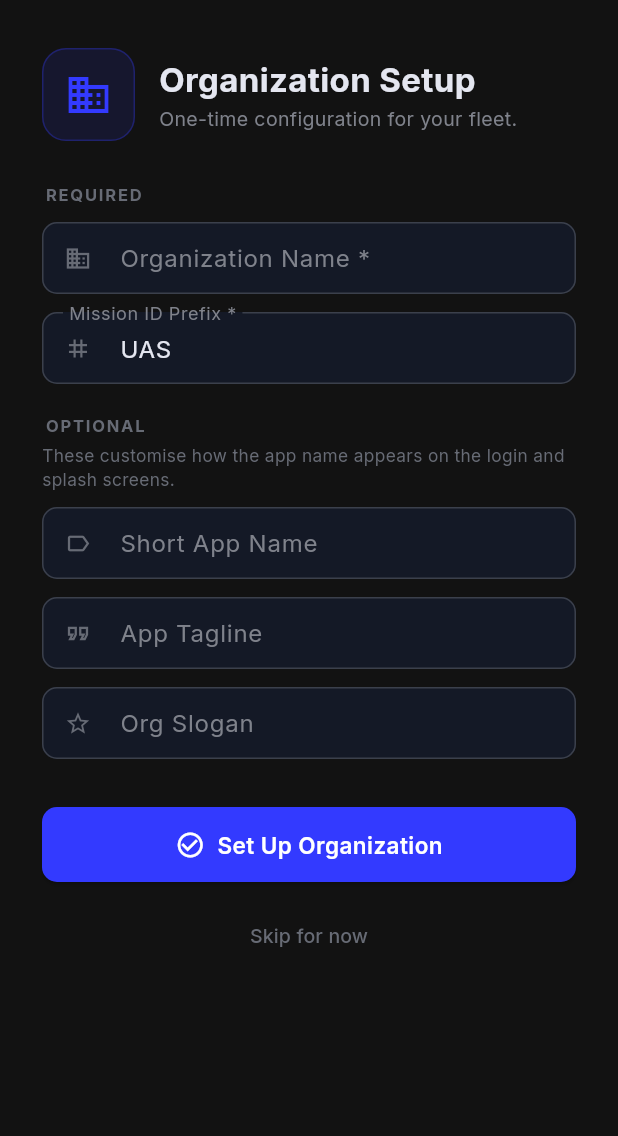
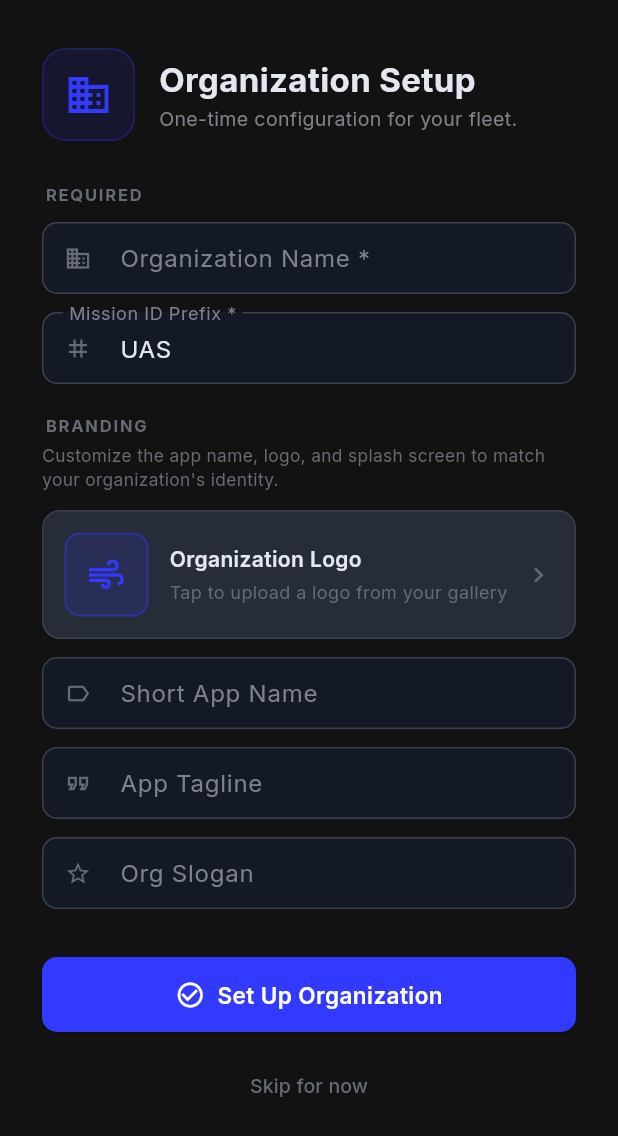
Before and after one commit to duasict/DUAS-FMS, a Flutter app: the screen it shows after launch, after a tap on "Set it up first", on a phone screen of 412 x 824 dp. Shown: the top 1136 px of the screen. Run offline on Flutter 3.47's test engine with Material 3 defaults, Android fonts, the phone set to English and light mode, and no system bars; our stand-ins replace connectivity_plus, flutter_local_notifications, flutter_map, flutter_secure_storage, geolocator, google_fonts and 11 more; missing offline and left inert: google_mlkit_face_detection, google_mlkit_text_recognition, shelf_router, tflite_flutter; accounts and stored records are empty.

Commit message:
feat: full OEM whitelabel — org name, logo, and app name replace all DUAS branding

```diff
--- a/lib/providers/org_settings_provider.dart
+++ b/lib/providers/org_settings_provider.dart
@@ -17,6 +17,7 @@ class OrgSettingsProvider extends ChangeNotifier {
   String get tagline       => _settings.tagline;
   String get missionPrefix => _settings.missionPrefix;
   String get slogan        => _settings.slogan;
+  String get logoPath      => _settings.logoPath;
 
   Future<void> load() async {
     _configured = await OrgSettingsService.isConfigured();
--- a/lib/screens/login_screen.dart
+++ b/lib/screens/login_screen.dart
@@ -8,6 +8,7 @@ import '../providers/org_settings_provider.dart';
 import '../providers/user_profile_provider.dart';
 import '../services/supabase_service.dart';
 import '../theme/app_theme.dart';
+import '../widgets/org_logo.dart';
 import 'main_navigation.dart';
 import 'onboarding/org_setup_screen.dart';
 import 'onboarding/sign_up_screen.dart';
@@ -220,16 +221,7 @@ class _LoginScreenState extends State<LoginScreen> {
 
               // App logo & branding
               Row(children: [
-                Container(
-                  padding: const EdgeInsets.all(14),
-                  decoration: BoxDecoration(
-                    color: AppColors.primary.withValues(alpha: 0.15),
-                    borderRadius: BorderRadius.circular(16),
-                    border: Border.all(
-                        color: AppColors.primary.withValues(alpha: 0.35)),
-                  ),
-                  child: const Icon(Icons.air, color: AppColors.primary, size: 36),
-                ),
+                const OrgLogo(size: 64, circular: false),
                 const SizedBox(width: 16),
                 Column(
                   crossAxisAlignment: CrossAxisAlignment.start,
--- a/lib/screens/onboarding/org_setup_screen.dart
+++ b/lib/screens/onboarding/org_setup_screen.dart
@@ -1,8 +1,12 @@
+import 'dart:io';
 import 'package:flutter/material.dart';
+import 'package:image_picker/image_picker.dart';
+import 'package:path_provider/path_provider.dart';
 import 'package:provider/provider.dart';
 import '../../providers/org_settings_provider.dart';
 import '../../services/org_settings_service.dart';
 import '../../theme/app_theme.dart';
+import '../../widgets/org_logo.dart';
 import '../login_screen.dart';
 
 /// First-run wizard (or Settings edit) for configuring the deploying organization.
@@ -24,7 +28,8 @@ class _OrgSetupScreenState extends State<OrgSetupScreen> {
   final _prefixCtrl    = TextEditingController();
   final _taglineCtrl   = TextEditingController();
   final _sloganCtrl    = TextEditingController();
-  bool  _isSaving      = false;
+  String _logoPath     = '';
+  bool   _isSaving     = false;
 
   @override
   void initState() {
@@ -35,11 +40,15 @@ class _OrgSetupScreenState extends State<OrgSetupScreen> {
   Future<void> _prefill() async {
     final s = await OrgSettingsService.load();
     final d = OrgSettings.defaults;
-    _orgNameCtrl.text = s.orgName   != d.orgName       ? s.orgName       : '';
-    _appNameCtrl.text = s.appName   != d.appName       ? s.appName       : '';
-    _prefixCtrl.text  = s.missionPrefix;
-    _taglineCtrl.text = s.tagline   != d.tagline       ? s.tagline       : '';
-    _sloganCtrl.text  = s.slogan    != d.slogan        ? s.slogan        : '';
+    if (!mounted) return;
+    setState(() {
+      _orgNameCtrl.text = s.orgName   != d.orgName   ? s.orgName   : '';
+      _appNameCtrl.text = s.appName   != d.appName   ? s.appName   : '';
+      _prefixCtrl.text  = s.missionPrefix;
+      _taglineCtrl.text = s.tagline   != d.tagline   ? s.tagline   : '';
+      _sloganCtrl.text  = s.slogan    != d.slogan    ? s.slogan    : '';
+      _logoPath         = s.logoPath;
+    });
   }
 
   @override
@@ -52,22 +61,36 @@ class _OrgSetupScreenState extends State<OrgSetupScreen> {
     super.dispose();
   }
 
+  Future<void> _pickLogo() async {
+    final picked = await ImagePicker()
+        .pickImage(source: ImageSource.gallery, maxWidth: 512, maxHeight: 512);
+    if (picked == null || !mounted) return;
+
+    // Copy to app documents directory so the path survives cache clears.
+    final dir  = await getApplicationDocumentsDirectory();
+    final dest = File('${dir.path}/org_logo.png');
+    await File(picked.path).copy(dest.path);
+
+    setState(() => _logoPath = dest.path);
+  }
+
   Future<void> _save() async {
     if (!(_formKey.currentState?.validate() ?? false)) return;
     setState(() => _isSaving = true);
 
     final d = OrgSettings.defaults;
     final settings = OrgSettings(
-      orgName:       _orgNameCtrl.text.trim().isNotEmpty
+      orgName: _orgNameCtrl.text.trim().isNotEmpty
           ? _orgNameCtrl.text.trim() : d.orgName,
-      appName:       _appNameCtrl.text.trim().isNotEmpty
+      appName: _appNameCtrl.text.trim().isNotEmpty
           ? _appNameCtrl.text.trim() : d.appName,
       missionPrefix: _prefixCtrl.text.trim().toUpperCase().isNotEmpty
           ? _prefixCtrl.text.trim().toUpperCase() : d.missionPrefix,
-      tagline:       _taglineCtrl.text.trim().isNotEmpty
+      tagline: _taglineCtrl.text.trim().isNotEmpty
           ? _taglineCtrl.text.trim() : d.tagline,
-      slogan:        _sloganCtrl.text.trim().isNotEmpty
+      slogan: _sloganCtrl.text.trim().isNotEmpty
           ? _sloganCtrl.text.trim() : d.slogan,
+      logoPath: _logoPath,
     );
 
     if (!mounted) return;
@@ -101,7 +124,6 @@ class _OrgSetupScreenState extends State<OrgSetupScreen> {
               crossAxisAlignment: CrossAxisAlignment.start,
               children: [
                 if (!widget.editMode) ...[
-                  // ── First-run header ─────────────────────────────────────
                   Row(children: [
                     Container(
                       padding: const EdgeInsets.all(14),
@@ -135,7 +157,7 @@ class _OrgSetupScreenState extends State<OrgSetupScreen> {
                   const SizedBox(height: 28),
                 ],
 
-                // ── Required ────────────────────────────────────────────────
+                // ── Required ───────────────────────────────────────────────
                 _sectionLabel(context, 'REQUIRED'),
                 const SizedBox(height: 10),
 
@@ -157,7 +179,8 @@ class _OrgSetupScreenState extends State<OrgSetupScreen> {
                   caps: true,
                   validator: (v) {
                     if (v == null || v.trim().isEmpty) return 'Required';
-                    if (!RegExp(r'^[A-Z0-9\-]+$').hasMatch(v.trim().toUpperCase())) {
+                    if (!RegExp(r'^[A-Z0-9\-]+$')
+                        .hasMatch(v.trim().toUpperCase())) {
                       return 'Letters, numbers, and hyphens only';
                     }
                     return null;
@@ -166,21 +189,66 @@ class _OrgSetupScreenState extends State<OrgSetupScreen> {
 
                 const SizedBox(height: 20),
 
-                // ── Optional ────────────────────────────────────────────────
-                _sectionLabel(context, 'OPTIONAL'),
+                // ── Branding (optional) ────────────────────────────────────
+                _sectionLabel(context, 'BRANDING'),
                 const SizedBox(height: 4),
                 Text(
-                  'These customise how the app name appears on the login '
-                  'and splash screens.',
+                  'Customize the app name, logo, and splash screen to match '
+                  'your organization\'s identity.',
                   style: TextStyle(
                       color: context.colors.textMuted, fontSize: 11.5),
                 ),
-                const SizedBox(height: 10),
+                const SizedBox(height: 12),
 
+                // Logo picker tile
+                GestureDetector(
+                  onTap: _pickLogo,
+                  child: Container(
+                    padding: const EdgeInsets.all(14),
+                    decoration: BoxDecoration(
+                      color: context.colors.card,
+                      borderRadius: BorderRadius.circular(12),
+                      border: Border.all(color: context.colors.border),
+                    ),
+                    child: Row(children: [
+                      OrgLogo(
+                          size: 56,
+                          circular: false,
+                          logoPathOverride:
+                              _logoPath.isNotEmpty ? _logoPath : null),
+                      const SizedBox(width: 14),
+                      Expanded(
+                        child: Column(
+                          crossAxisAlignment: CrossAxisAlignment.start,
+                          children: [
+                            Text('Organization Logo',
+                                style: TextStyle(
+                                    color: context.colors.textPrimary,
+                                    fontSize: 14,
+                                    fontWeight: FontWeight.w600)),
+                            const SizedBox(height: 3),
+                            Text(
+                              _logoPath.isNotEmpty
+                                  ? 'Tap to change logo'
+                                  : 'Tap to upload a logo from your gallery',
+                              style: TextStyle(
+                                  color: context.colors.textMuted,
+                                  fontSize: 12),
+                            ),
+                          ],
+                        ),
+                      ),
+                      Icon(Icons.chevron_right,
+                          color: context.colors.textMuted, size: 20),
+                    ]),
+                  ),
+                ),
+
+                const SizedBox(height: 12),
                 _field(
                   controller: _appNameCtrl,
                   label: 'Short App Name',
-                  hint: 'e.g. DUAS  (max 6 chars)',
+                  hint: 'e.g. ACME  (max 6 chars, shown on splash)',
                   icon: Icons.label_outline,
                   maxLength: 6,
                 ),
@@ -278,8 +346,7 @@ class _OrgSetupScreenState extends State<OrgSetupScreen> {
       decoration: InputDecoration(
         labelText: label,
         hintText: hint,
-        prefixIcon:
-            Icon(icon, color: context.colors.textMuted, size: 18),
+        prefixIcon: Icon(icon, color: context.colors.textMuted, size: 18),
         counterText: '',
       ),
     );
--- a/lib/screens/reports/mission_reports_screen.dart
+++ b/lib/screens/reports/mission_reports_screen.dart
@@ -642,8 +642,8 @@ class _MissionReportsScreenState
         const SizedBox(width: 10),
         Expanded(
           child: Text(
-            'PDFs follow the DUAS Operations Manual Annex A format '
-            '(Rev. 2.0). Forms are populated from the data entered '
+            'PDFs follow the ${_org.orgName} Operations Manual Annex A '
+            'format (Rev. 2.0). Forms are populated from the data entered '
             'during each mission step. Completed forms can be shared '
             'directly to cloud storage, email, or printed.',
             style: TextStyle(
--- a/lib/screens/splash_screen.dart
+++ b/lib/screens/splash_screen.dart
@@ -3,6 +3,7 @@ import 'package:provider/provider.dart';
 import '../providers/org_settings_provider.dart';
 import '../services/supabase_service.dart';
 import '../theme/app_theme.dart';
+import '../widgets/org_logo.dart';
 import 'login_screen.dart';
 import 'main_navigation.dart';
 
@@ -79,19 +80,7 @@ class _SplashScreenState extends State<SplashScreen>
               mainAxisSize: MainAxisSize.min,
               children: [
                 // Logo mark
-                Container(
-                  width: 88,
-                  height: 88,
-                  decoration: BoxDecoration(
-                    color: AppColors.primary.withValues(alpha: 0.12),
-                    shape: BoxShape.circle,
-                    border: Border.all(
-                      color: AppColors.primary.withValues(alpha: 0.35),
-                      width: 1.5,
-                    ),
-                  ),
-                  child: const Icon(Icons.air, color: AppColors.primary, size: 44),
-                ),
+                const OrgLogo(size: 88, circular: true),
                 const SizedBox(height: 28),
                 Text(
                   org.appName,
--- a/lib/services/org_settings_service.dart
+++ b/lib/services/org_settings_service.dart
@@ -8,6 +8,8 @@ class OrgSettings {
   final String tagline;
   final String missionPrefix;
   final String slogan;
+  /// Absolute path to the org logo image on device. Empty = use default icon.
+  final String logoPath;
 
   const OrgSettings({
     required this.orgName,
@@ -15,6 +17,7 @@ class OrgSettings {
     required this.tagline,
     required this.missionPrefix,
     required this.slogan,
+    this.logoPath = '',
   });
 
   static OrgSettings get defaults => const OrgSettings(
@@ -31,6 +34,7 @@ class OrgSettings {
     String? tagline,
     String? missionPrefix,
     String? slogan,
+    String? logoPath,
   }) =>
       OrgSettings(
         orgName:       orgName       ?? this.orgName,
@@ -38,6 +42,7 @@ class OrgSettings {
         tagline:       tagline       ?? this.tagline,
         missionPrefix: missionPrefix ?? this.missionPrefix,
         slogan:        slogan        ?? this.slogan,
+        logoPath:      logoPath      ?? this.logoPath,
       );
 }
 
@@ -48,6 +53,7 @@ class OrgSettingsService {
   static const _kTagline    = 'org.tagline';
   static const _kPrefix     = 'org.prefix';
   static const _kSlogan     = 'org.slogan';
+  static const _kLogoPath   = 'org.logoPath';
   static const _kConfigured = 'org.configured';
 
   static Future<bool> isConfigured() async {
@@ -64,6 +70,7 @@ class OrgSettingsService {
       tagline:       prefs.getString(_kTagline)   ?? d.tagline,
       missionPrefix: prefs.getString(_kPrefix)    ?? d.missionPrefix,
       slogan:        prefs.getString(_kSlogan)    ?? d.slogan,
+      logoPath:      prefs.getString(_kLogoPath)  ?? '',
     );
   }
 
@@ -74,6 +81,7 @@ class OrgSettingsService {
     await prefs.setString(_kTagline,    s.tagline);
     await prefs.setString(_kPrefix,     s.missionPrefix);
     await prefs.setString(_kSlogan,     s.slogan);
+    await prefs.setString(_kLogoPath,   s.logoPath);
     await prefs.setBool(_kConfigured,   true);
   }
 }
--- /dev/null
+++ b/lib/widgets/org_logo.dart
@@ -0,0 +1,64 @@
+import 'dart:io';
+import 'package:flutter/material.dart';
+import 'package:provider/provider.dart';
+import '../providers/org_settings_provider.dart';
+import '../theme/app_theme.dart';
+
+/// Displays the organisation's custom logo if one has been set, or falls back
+/// to the default drone icon.  Reads [OrgSettingsProvider.logoPath] from the
+/// widget tree unless [logoPathOverride] is supplied (used in the setup screen
+/// preview before the new logo has been saved).
+class OrgLogo extends StatelessWidget {
+  final double size;
+  final bool circular;
+  final String? logoPathOverride;
+
+  const OrgLogo({
+    super.key,
+    this.size = 44,
+    this.circular = false,
+    this.logoPathOverride,
+  });
+
+  @override
+  Widget build(BuildContext context) {
+    final path =
+        logoPathOverride ?? context.watch<OrgSettingsProvider>().logoPath;
+
+    if (path.isNotEmpty) {
+      final file = File(path);
+      final radius = circular
+          ? BorderRadius.circular(size / 2)
+          : BorderRadius.circular(size * 0.18);
+
+      return ClipRRect(
+        borderRadius: radius,
+        child: Image.file(
+          file,
+          width: size,
+          height: size,
+          fit: BoxFit.cover,
+          errorBuilder: (ctx, err, _) => _fallback(ctx),
+        ),
+      );
+    }
+    return _fallback(context);
+  }
+
+  Widget _fallback(BuildContext context) {
+    final radius = circular
+        ? size / 2
+        : size * 0.18;
+    return Container(
+      width: size,
+      height: size,
+      decoration: BoxDecoration(
+        color: AppColors.primary.withValues(alpha: 0.15),
+        borderRadius: BorderRadius.circular(radius),
+        border: Border.all(
+            color: AppColors.primary.withValues(alpha: 0.35), width: 1.5),
+      ),
+      child: Icon(Icons.air, color: AppColors.primary, size: size * 0.5),
+    );
+  }
+}
```
Also changed, not shown: lib/screens/more/about_screen.dart (+42 -38 lines), lib/screens/more/help_documentation_screen.dart (+6 -3 lines), lib/services/p2p_concurrence_service.dart (+5 -3 lines), lib/services/pdf_generator_service.dart (+16 -16 lines).
